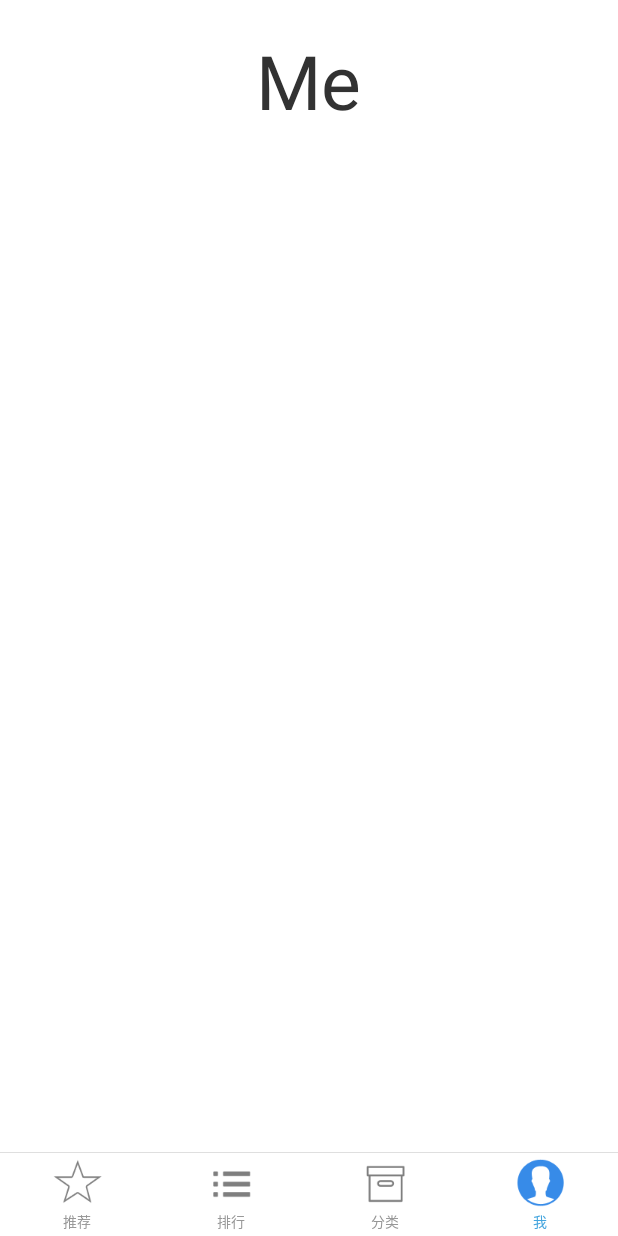
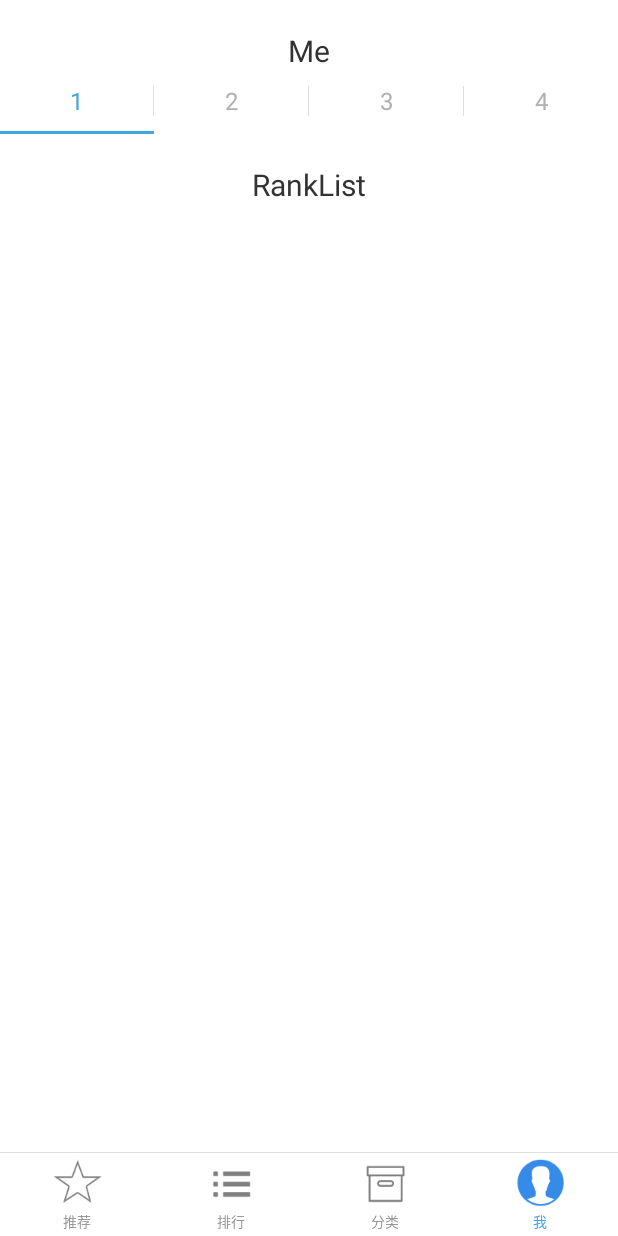
Before and after one commit to Cool-tao/MySmallExample, an Android app: the screen it shows after launch (MainActivity), after a tap on an icon or button, on a phone screen of 412 x 824 dp. Run offline under Robolectric (Android 15) with nearby library versions, the phone set to English and light mode, and no system bars; 3 other taps on this screen came first.

Commit message:
Initial data

```diff
--- a/app/src/main/java/example/mysmallexample/FragmentMe.java
+++ b/app/src/main/java/example/mysmallexample/FragmentMe.java
@@ -2,21 +2,152 @@ package example.mysmallexample;
 
 import android.annotation.SuppressLint;
 import android.os.Bundle;
+import android.support.v4.view.ViewPager;
+import android.util.DisplayMetrics;
 import android.view.LayoutInflater;
 import android.view.View;
+import android.view.View.OnClickListener;
 import android.view.ViewGroup;
+import android.widget.LinearLayout;
+import android.widget.TextView;
 
 @SuppressLint("ShowToast")
 public class FragmentMe extends BaseFragment {
     public FragmentMe() {
     }
 
+    private int linesize = 4;
+    private BaseFragment[] fragments;
+    private ViewPager viewPager;
+    private MainPagerAdapter adapter;
+    /**
+     * ViewPager的当前选中页
+     */
+    private int currentIndex = 0;
+    private TextView[] tv_menu;
+    /**
+     * Tab的那个引导线
+     */
+    private View mTabLineIv;
+    /**
+     * 屏幕的宽度
+     */
+    private int screenWidth;
 
     @Override
     public View onCreateView(LayoutInflater inflater, ViewGroup container,
                              Bundle savedInstanceState) {
         View layout = inflater.inflate(R.layout.fragment_me, null);
+        initLayout(layout);
         return layout;
     }
 
+    private void initLayout(View layout) {
+        // TODO Auto-generated method stub
+        viewPager = (ViewPager) layout.findViewById(R.id.rank_pager);
+        adapter = new MainPagerAdapter(getActivity()
+                .getSupportFragmentManager());
+        fragments = new BaseFragment[4];
+        mTabLineIv = (View) layout.findViewById(R.id.cursor);
+        fragments[0] = new FragmentRankList();
+        fragments[1] = new FragmentRankList();
+        fragments[2] = new FragmentRankList();
+        fragments[3] = new FragmentRankList();
+        adapter.add(fragments[0]);
+        adapter.add(fragments[1]);
+        adapter.add(fragments[2]);
+        adapter.add(fragments[3]);
+        viewPager.setAdapter(adapter);
+        viewPager.setCurrentItem(currentIndex);
+        viewPager.addOnPageChangeListener(new MyOnPageChangeListener());
+        viewPager.setOffscreenPageLimit(adapter.getCount());
+        initTabLineWidth();
+        InitTextView(layout);
+        viewPager.setCurrentItem(0);
+        tv_menu[0].setSelected(true);
     }
+
+    private void InitTextView(View layout) {
+        tv_menu = new TextView[4];
+        tv_menu[0] = (TextView) layout.findViewById(R.id.tv_week);
+        tv_menu[1] = (TextView) layout.findViewById(R.id.tv_month);
+        tv_menu[2] = (TextView) layout.findViewById(R.id.tv_single);
+        tv_menu[3] = (TextView) layout.findViewById(R.id.tv_online);
+        for (int i = 0; i < tv_menu.length; i++) {
+            tv_menu[i].setOnClickListener(new MyOnClickListener(i));
+        }
+    }
+
+    /**
+     * 头标点击监听 3
+     */
+    private class MyOnClickListener implements OnClickListener {
+        private int index = 0;
+
+        public MyOnClickListener(int i) {
+            index = i;
+        }
+
+        public void onClick(View v) {
+            viewPager.setCurrentItem(index);
+        }
+
+    }
+
+    public class MyOnPageChangeListener implements ViewPager.OnPageChangeListener {
+
+        public void onPageScrollStateChanged(int arg0) {
+
+        }
+
+        public void onPageScrolled(int position, float offset, int offsetPixels) {
+            /**
+             * 利用currentIndex(当前所在页面)和position(下一个页面)以及offset来 设置mTabLineIv的左边距
+             * 滑动场景： 记3个页面, 从左到右分别为0,1,2 0->1; 1->2; 2->1; 1->0
+             */
+            LinearLayout.LayoutParams lp = (LinearLayout.LayoutParams) mTabLineIv
+                    .getLayoutParams();
+            if (currentIndex == position)// 0->1
+            {
+                lp.leftMargin = (int) (offset * (screenWidth * 1.0 / linesize) + currentIndex
+                        * (screenWidth / linesize));
+
+            } else {
+                lp.leftMargin = (int) (-(1 - offset)
+                        * (screenWidth * 1.0 / linesize) + currentIndex
+                        * (screenWidth / linesize));
+
+            }
+            mTabLineIv.setLayoutParams(lp);
+        }
+
+        public void onPageSelected(int position) {
+            resetTextView();
+            tv_menu[position].setSelected(true);
+            currentIndex = position;
+        }
+    }
+
+    /**
+     * 设置滑动条的宽度为屏幕的1/4(根据Tab的个数而定)
+     */
+    private void initTabLineWidth() {
+        DisplayMetrics dpMetrics = new DisplayMetrics();
+        getActivity().getWindow().getWindowManager().getDefaultDisplay()
+                .getMetrics(dpMetrics);
+        screenWidth = dpMetrics.widthPixels;
+        LinearLayout.LayoutParams lp = (LinearLayout.LayoutParams) mTabLineIv
+                .getLayoutParams();
+        lp.width = screenWidth / linesize;
+        mTabLineIv.setLayoutParams(lp);
+    }
+
+    /**
+     * 重置导航
+     */
+    private void resetTextView() {
+        for (TextView textView : tv_menu) {
+            textView.setSelected(false);
+        }
+    }
+}
--- /dev/null
+++ b/app/src/main/java/example/mysmallexample/FragmentRankList.java
@@ -0,0 +1,19 @@
+package example.mysmallexample;
+
+import android.annotation.SuppressLint;
+import android.os.Bundle;
+import android.view.LayoutInflater;
+import android.view.View;
+import android.view.ViewGroup;
+
+@SuppressLint("ValidFragment")
+public class FragmentRankList extends BaseFragment {
+
+
+	@Override
+	public View onCreateView(LayoutInflater inflater, ViewGroup container,
+			Bundle savedInstanceState) {
+		View layout = inflater.inflate(R.layout.fragment_rank_list, null);
+		return layout;
+	}
+}
--- a/app/src/main/java/example/mysmallexample/MainActivity.java
+++ b/app/src/main/java/example/mysmallexample/MainActivity.java
@@ -4,6 +4,7 @@ import android.annotation.TargetApi;
 import android.os.Build;
 import android.os.Bundle;
 import android.support.v4.app.FragmentActivity;
+import android.support.v4.view.ViewPager;
 import android.view.View;
 import android.view.Window;
 import android.view.WindowManager;
@@ -51,6 +52,28 @@ public class MainActivity extends FragmentActivity {
         viewPager.setOffscreenPageLimit(adapter.getCount());
         viewPager.setAdapter(adapter);
         onClickIndex(0);
+
+
+//        int a,b,c,d;
+viewPager.addOnPageChangeListener(new ViewPager.OnPageChangeListener() {
+    @Override
+    public void onPageScrolled(int position, float positionOffset, int positionOffsetPixels) {
+
+    }
+
+    @Override
+    public void onPageSelected(int position) {
+
+    }
+
+    @Override
+    public void onPageScrollStateChanged(int state) {
+
+    }
+});
+
+
+
     }
 
     public void onClickIndex(int index) {
--- a/app/src/main/java/example/mysmallexample/MyViewPager.java
+++ b/app/src/main/java/example/mysmallexample/MyViewPager.java
@@ -3,6 +3,7 @@ package example.mysmallexample;
 import android.content.Context;
 import android.support.v4.view.ViewPager;
 import android.util.AttributeSet;
+import android.view.MotionEvent;
 
 public class MyViewPager extends ViewPager
 {
@@ -15,18 +16,18 @@ public class MyViewPager extends ViewPager
         super(context, attrs);
     }
 
-//    @Override
-//    public boolean onInterceptTouchEvent(MotionEvent arg0)
-//    {
-//        // TODO Auto-generated method stub
-//        return false;
-//    }
-//
-//    @Override
-//    public boolean onTouchEvent(MotionEvent arg0)
-//    {
-//        // TODO Auto-generated method stub
-//        return false;
-//    }
-//
+    @Override
+    public boolean onInterceptTouchEvent(MotionEvent arg0)
+    {
+        // TODO Auto-generated method stub
+        return false;
+    }
+
+    @Override
+    public boolean onTouchEvent(MotionEvent arg0)
+    {
+        // TODO Auto-generated method stub
+        return false;
+    }
+
 }
--- /dev/null
+++ b/app/src/main/res/color/rank_menu_text.xml
@@ -0,0 +1,9 @@
+<?xml version="1.0" encoding="UTF-8"?>
+<selector xmlns:android="http://schemas.android.com/apk/res/android">
+
+    <item android:state_pressed="true" android:color="@color/green_normal"/>
+    <item android:state_focused="true" android:color="@color/green_normal"/>
+    <item android:state_selected="true" android:color="@color/green_normal"/>
+    <item android:color="@color/gray_text"/>
+
+</selector>
--- a/app/src/main/res/layout/fragment_me.xml
+++ b/app/src/main/res/layout/fragment_me.xml
@@ -11,6 +11,71 @@
         android:layout_marginTop="20dp"
         android:gravity="center"
         android:text="Me"
-        android:textSize="50sp" />
+        android:textSize="20sp" />
+
+    <LinearLayout
+        android:id="@+id/linearLayout1"
+        android:layout_width="fill_parent"
+        android:layout_height="40.0dip"
+        android:background="#FFFFFF" >
+
+        <TextView
+            android:id="@+id/tv_week"
+            style="@style/rank_tab_item"
+            android:text="1" />
+
+        <View
+            android:layout_width="0.1dip"
+            android:layout_height="fill_parent"
+            android:layout_marginBottom="10dip"
+            android:layout_marginTop="10dip"
+            android:background="@color/gray" />
+
+        <TextView
+            android:id="@+id/tv_month"
+            style="@style/rank_tab_item"
+            android:text="2" />
+
+        <View
+            android:layout_width="0.1dip"
+            android:layout_height="fill_parent"
+            android:layout_marginBottom="10dip"
+            android:layout_marginTop="10dip"
+            android:background="@color/gray" />
+
+        <TextView
+            android:id="@+id/tv_single"
+            style="@style/rank_tab_item"
+            android:text="3" />
+
+        <View
+            android:layout_width="0.1dip"
+            android:layout_height="fill_parent"
+            android:layout_marginBottom="10dip"
+            android:layout_marginTop="10dip"
+            android:background="@color/gray" />
+
+        <TextView
+            android:id="@+id/tv_online"
+            style="@style/rank_tab_item"
+            android:text="4" />
+    </LinearLayout>
+
+    <View
+        android:id="@+id/cursor"
+        android:layout_width="fill_parent"
+        android:layout_height="2dip"
+        android:background="@color/green_normal"
+        android:scaleType="matrix" />
+
+    <android.support.v4.view.ViewPager
+        android:id="@+id/rank_pager"
+        android:layout_width="wrap_content"
+        android:layout_height="0dp"
+        android:layout_gravity="center"
+        android:layout_weight="1.0"
+        android:background="#000000"
+        android:flipInterval="30"
+        android:persistentDrawingCache="animation" />
 
 </LinearLayout>
--- /dev/null
+++ b/app/src/main/res/layout/fragment_rank_list.xml
@@ -0,0 +1,17 @@
+<?xml version="1.0" encoding="utf-8"?>
+<LinearLayout xmlns:android="http://schemas.android.com/apk/res/android"
+    android:layout_width="match_parent"
+    android:layout_height="match_parent"
+    android:background="@color/white"
+    android:orientation="vertical">
+
+    <TextView
+        android:layout_width="wrap_content"
+        android:layout_height="wrap_content"
+        android:layout_gravity="center"
+        android:layout_marginTop="20dp"
+        android:gravity="center"
+        android:text="RankList"
+        android:textSize="20sp" />
+
+</LinearLayout>
--- a/app/src/main/res/values/colors.xml
+++ b/app/src/main/res/values/colors.xml
@@ -9,5 +9,6 @@
     <color name="bg_blue">#44a5de</color>
     <color name="note_text">#969696</color>
     <color name="system_bar">#00000000</color>
-
+    <color name="green_normal">#44a5de</color>
+    <color name="gray_text">#B0B0B0</color>
 </resources>
--- a/app/src/main/res/values/styles.xml
+++ b/app/src/main/res/values/styles.xml
@@ -26,5 +26,13 @@
         <item name="android:textColor">@color/main_menu_text</item>
         <item name="android:background">@null</item>
     </style>
-
+    <style name="rank_tab_item">
+        <item name="android:layout_width">0dip</item>
+        <item name="android:layout_height">match_parent</item>
+        <item name="android:layout_weight">1</item>
+        <item name="android:textSize">16sp</item>
+        <item name="android:gravity">center</item>
+        <item name="android:textColor">@color/rank_menu_text</item>
+        <item name="android:background">@null</item>
+    </style>
 </resources>
```
Lines whose indentation alone changed are shown as unchanged.
